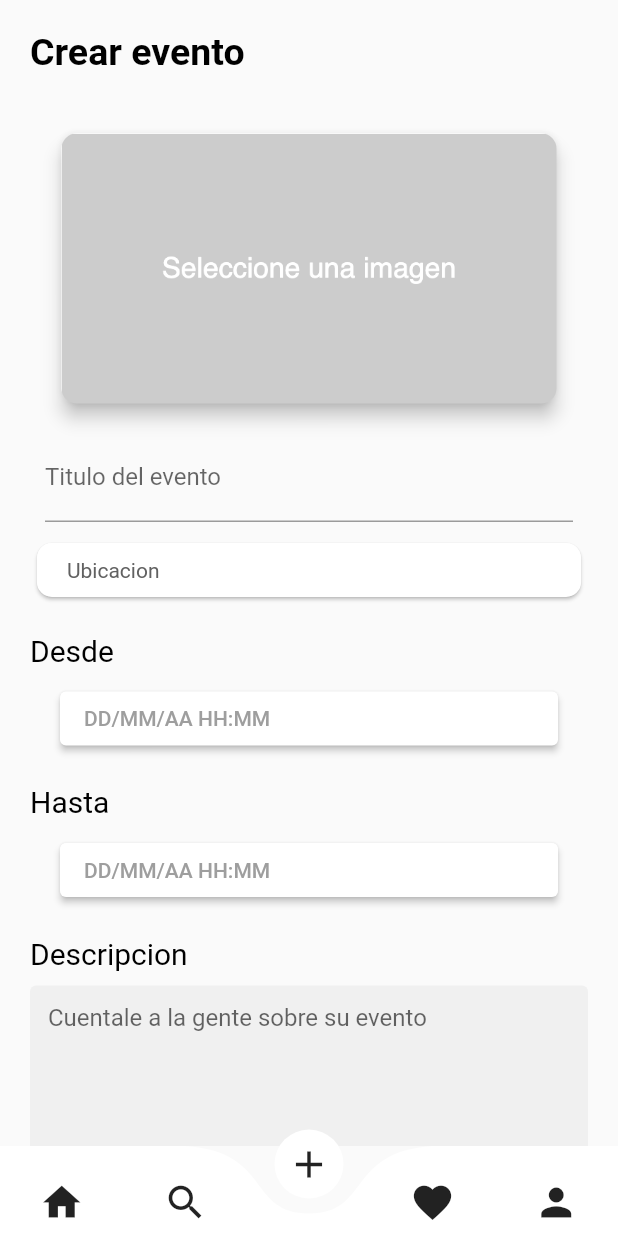
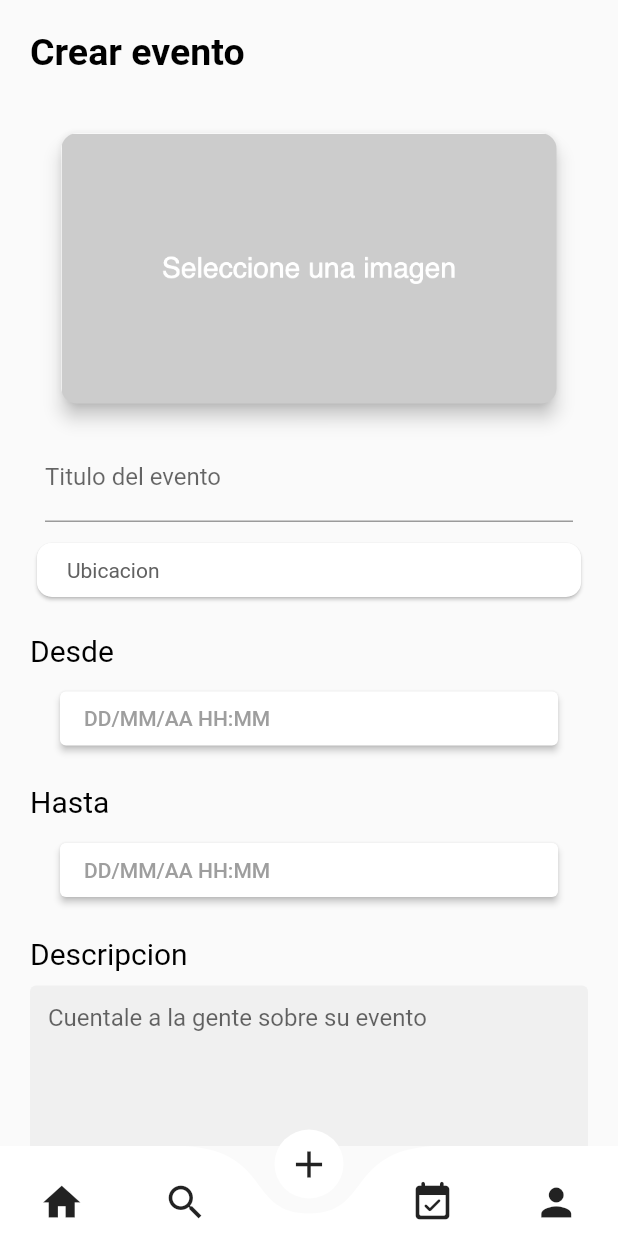
Before and after one commit to prodr1guez/festivia-app, a Flutter app: the screen it shows once a user with an empty profile is signed in, item 3 of the bottom bar chosen, on a phone screen of 412 x 824 dp. Run offline on Flutter 3.47's test engine with Material 2 defaults, Android fonts, the phone set to English and light mode, and no system bars; drawn by our look-alikes of curved_navigation_bar; our stand-ins replace cloud_firestore, firebase_auth, firebase_core, firebase_storage, flutter_custom_clippers, flutter_datetime_picker and 8 more; missing offline and left inert: custom_info_window, dropdown_plus, flutter_carousel_slider, flutter_google_places, geocoder, geoflutterfire and 4 more; accounts and stored records are empty; statements that could not run were skipped.

Commit message:
Âse cambia el icono de fav del bottom navigation por el de event

```diff
--- a/lib/pages/navigation/navigation_page.dart
+++ b/lib/pages/navigation/navigation_page.dart
@@ -37,7 +37,7 @@ class _NavigationPageState extends State<NavigationPage> {
         size: 30,
       ),
       Icon(
-        Icons.favorite,
+        Icons.event_available_rounded,
         size: 30,
       ),
       Icon(
```
